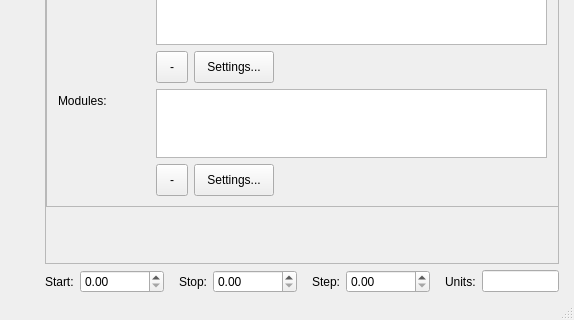
First picture: the form in Code/exp_design/ui_experimentmanager.ui, repository economou/gpunit, before the edit; both pictures show x 116 to 690 and y 93 to 413 of the 690 by 413 pixel window.
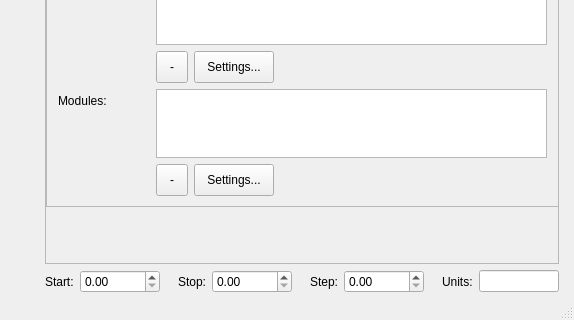
Second picture: the form after the edit. Custom widgets are drawn as their Qt base class.

Commit message: Connected spinboxes to slots.

What changed in the file:
```diff
--- a/Code/exp_design/ui_experimentmanager.ui
+++ b/Code/exp_design/ui_experimentmanager.ui
@@ -243,6 +243,12 @@
         </item>
         <item>
          <widget class="QDoubleSpinBox" name="startBox">
+          <property name="maximumSize">
+           <size>
+            <width>80</width>
+            <height>16777215</height>
+           </size>
+          </property>
           <property name="maximum">
            <double>1000000000.000000000000000</double>
           </property>
@@ -273,6 +279,12 @@
         </item>
         <item>
          <widget class="QDoubleSpinBox" name="stopBox">
+          <property name="maximumSize">
+           <size>
+            <width>80</width>
+            <height>16777215</height>
+           </size>
+          </property>
           <property name="maximum">
            <double>1000000000.000000000000000</double>
           </property>
@@ -303,6 +315,12 @@
         </item>
         <item>
          <widget class="QDoubleSpinBox" name="stepBox">
+          <property name="maximumSize">
+           <size>
+            <width>80</width>
+            <height>16777215</height>
+           </size>
+          </property>
           <property name="maximum">
            <double>1000000000.000000000000000</double>
           </property>
```
Left out of the diff: 48 changed lines with no effect on the pictures.
